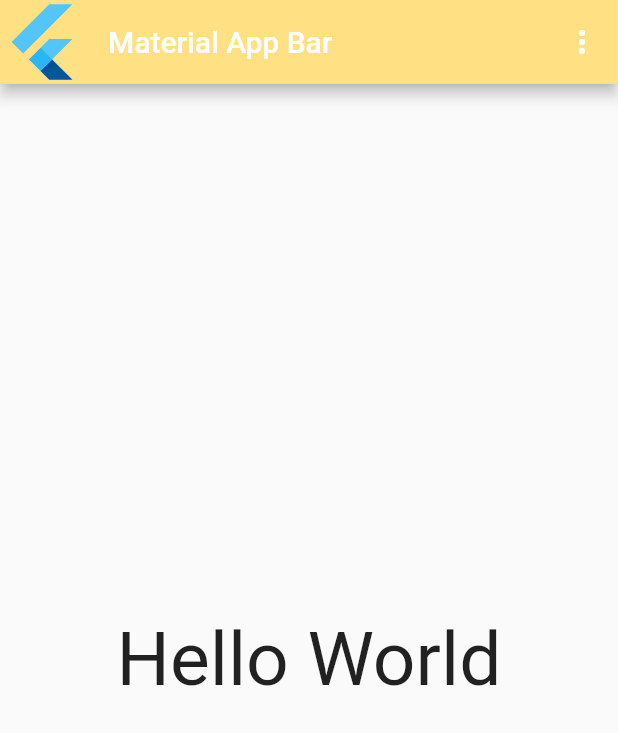
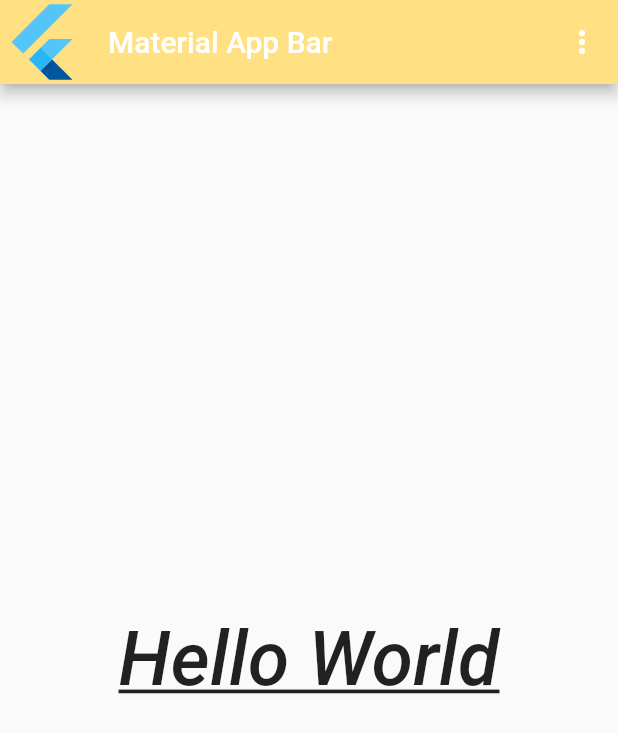
Before and after one commit to taufanbasri/flutter_latihan, a Flutter app: the screen it shows after launch, on a phone screen of 412 x 824 dp. Shown: the top 733 px of the screen. Run offline on Flutter 3.47's test engine with Material 2 defaults, Android fonts, the phone set to English and light mode, and no system bars.

Commit message:
Latihan 1: Text Style

```diff
--- a/lib/widgets/latihan_1.dart
+++ b/lib/widgets/latihan_1.dart
@@ -22,7 +22,12 @@ class Latihan1 extends StatelessWidget {
       body: const Center(
         child: Text(
           'Hello World',
-          style: TextStyle(fontSize: 50),
+          style: TextStyle(
+            fontSize: 50,
+            fontStyle: FontStyle.italic,
+            decoration: TextDecoration.underline,
+            fontWeight: FontWeight.w500,
+          ),
         ),
       ),
     );
```
